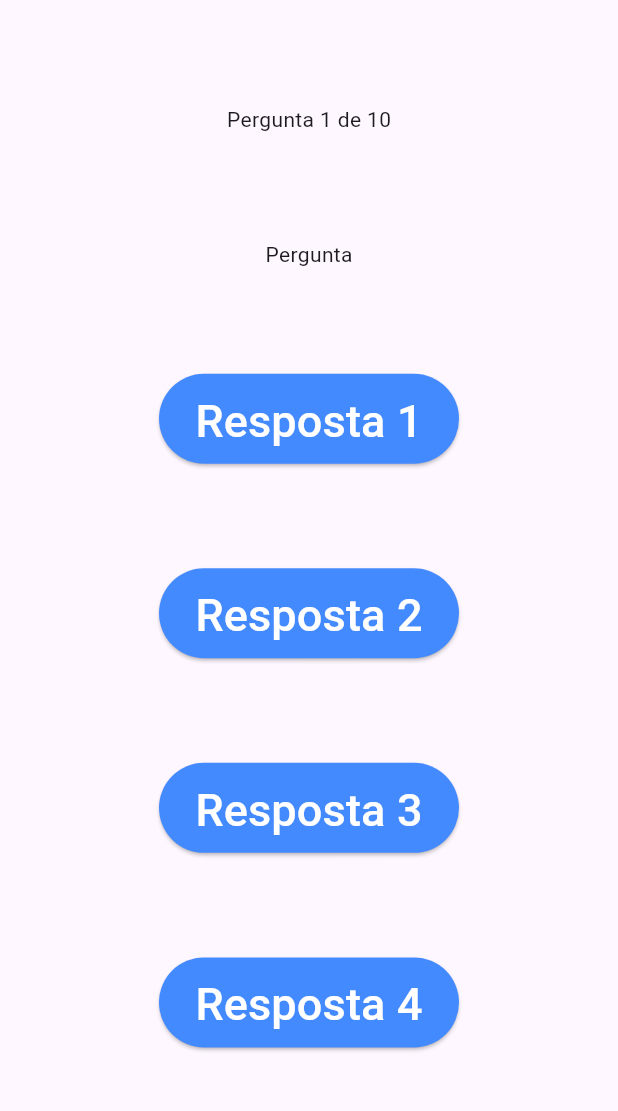
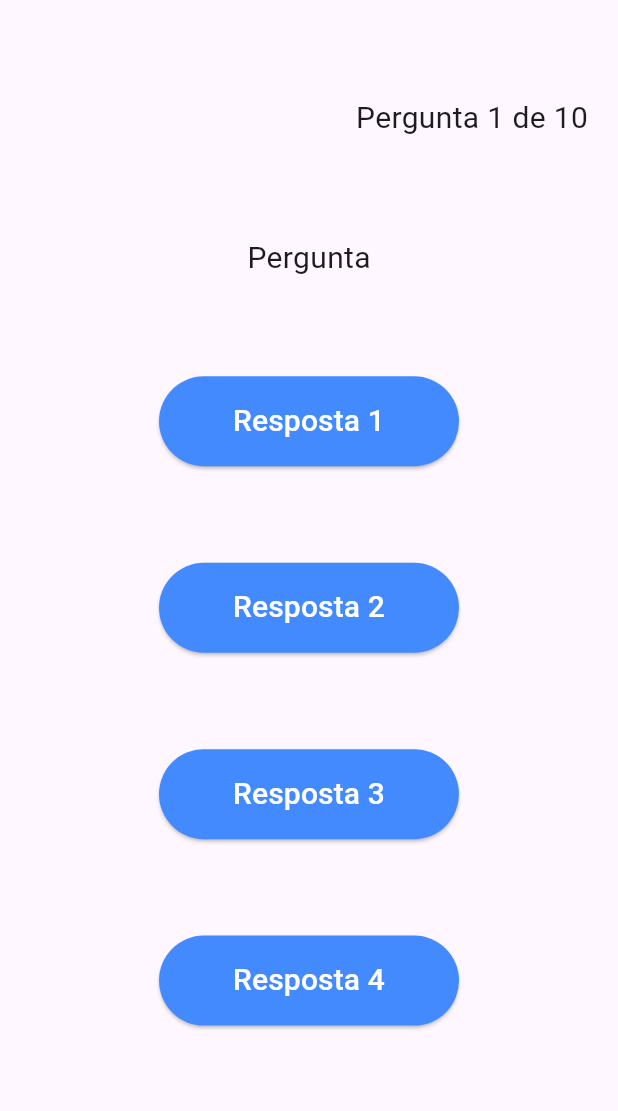
Before and after one commit to PauloDev13/quiz_app, a Flutter app: the screen it shows after launch, on a phone screen of 412 x 824 dp, the part 84-1195 px from its top. Run offline on Flutter 3.47's test engine with Material 3 defaults, Android fonts, the phone set to English and light mode, and no system bars.

Commit message:
Completing the quiz page

```diff
--- a/lib/main.dart
+++ b/lib/main.dart
@@ -1,88 +1,6 @@
 import 'package:flutter/material.dart';
+import 'package:quiz_app/pages/quiz.dart';
 
 void main() {
   runApp(const Quiz());
 }
-
-class Quiz extends StatefulWidget {
-  const Quiz({super.key});
-
-  @override
-  State<Quiz> createState() => _QuizState();
-}
-
-class _QuizState extends State<Quiz> {
-  @override
-  Widget build(BuildContext context) {
-    return MaterialApp(
-      home: Scaffold(
-        appBar: AppBar(
-          backgroundColor: Colors.blueAccent,
-          title: Center(
-            child: Text(
-              'Quiz - Curso Flutter & Dart',
-              style: TextStyle(color: Colors.white),
-            ),
-          ),
-        ),
-        body: Center(
-          child: Column(
-            mainAxisAlignment: MainAxisAlignment.spaceEvenly,
-            children: <Widget>[
-              Text('Pergunta 1 de 10'),
-              Text('Pergunta'),
-              ElevatedButton(
-                onPressed: () {},
-                style: ElevatedButton.styleFrom(
-                  backgroundColor: Colors.blueAccent,
-                  padding: EdgeInsets.all(10),
-                  fixedSize: Size(200, 60),
-                ),
-                child: Text(
-                  'Resposta 1',
-                  style: TextStyle(color: Colors.white, fontSize: 30),
-                ),
-              ),
-              ElevatedButton(
-                onPressed: () {},
-                style: ElevatedButton.styleFrom(
-                  backgroundColor: Colors.blueAccent,
-                  padding: EdgeInsets.all(10),
-                  fixedSize: Size(200, 60),
-                ),
-                child: Text(
-                  'Resposta 2',
-                  style: TextStyle(color: Colors.white, fontSize: 30),
-                ),
-              ),
-              ElevatedButton(
-                onPressed: () {},
-                style: ElevatedButton.styleFrom(
-                  backgroundColor: Colors.blueAccent,
-                  padding: EdgeInsets.all(10),
-                  fixedSize: Size(200, 60),
-                ),
-                child: Text(
-                  'Resposta 3',
-                  style: TextStyle(color: Colors.white, fontSize: 30),
-                ),
-              ),
-              ElevatedButton(
-                onPressed: () {},
-                style: ElevatedButton.styleFrom(
-                  backgroundColor: Colors.blueAccent,
-                  padding: EdgeInsets.all(10),
-                  fixedSize: Size(200, 60),
-                ),
-                child: Text(
-                  'Resposta 4',
-                  style: TextStyle(color: Colors.white, fontSize: 30),
-                ),
-              ),
-            ],
-          ),
-        ),
-      ),
-    );
-  }
-}
--- /dev/null
+++ b/lib/pages/quiz.dart
@@ -0,0 +1,88 @@
+import 'package:flutter/material.dart';
+
+class Quiz extends StatefulWidget {
+  const Quiz({super.key});
+
+  @override
+  State<Quiz> createState() => _QuizState();
+}
+
+class _QuizState extends State<Quiz> {
+  @override
+  Widget build(BuildContext context) {
+    return MaterialApp(
+      home: Scaffold(
+        appBar: AppBar(
+          backgroundColor: Colors.blueAccent,
+          title: Center(
+            child: Text(
+              'Quiz - Curso Flutter & Dart',
+              style: TextStyle(color: Colors.white),
+            ),
+          ),
+        ),
+        body: Padding(
+          padding: EdgeInsets.only(bottom: 20, right: 20, left: 20),
+          child: Column(
+            mainAxisAlignment: MainAxisAlignment.spaceEvenly,
+            children: <Widget>[
+              Align(
+                alignment: Alignment.topRight,
+                child: Text('Pergunta 1 de 10', style: TextStyle(fontSize: 20)),
+              ),
+              Text('Pergunta', style: TextStyle(fontSize: 20)),
+              ElevatedButton(
+                onPressed: () {},
+                style: ElevatedButton.styleFrom(
+                  backgroundColor: Colors.blueAccent,
+                  padding: EdgeInsets.all(10),
+                  fixedSize: Size(200, 60),
+                ),
+                child: Text(
+                  'Resposta 1',
+                  style: TextStyle(color: Colors.white, fontSize: 20),
+                ),
+              ),
+              ElevatedButton(
+                onPressed: () {},
+                style: ElevatedButton.styleFrom(
+                  backgroundColor: Colors.blueAccent,
+                  padding: EdgeInsets.all(10),
+                  fixedSize: Size(200, 60),
+                ),
+                child: Text(
+                  'Resposta 2',
+                  style: TextStyle(color: Colors.white, fontSize: 20),
+                ),
+              ),
+              ElevatedButton(
+                onPressed: () {},
+                style: ElevatedButton.styleFrom(
+                  backgroundColor: Colors.blueAccent,
+                  padding: EdgeInsets.all(10),
+                  fixedSize: Size(200, 60),
+                ),
+                child: Text(
+                  'Resposta 3',
+                  style: TextStyle(color: Colors.white, fontSize: 20),
+                ),
+              ),
+              ElevatedButton(
+                onPressed: () {},
+                style: ElevatedButton.styleFrom(
+                  backgroundColor: Colors.blueAccent,
+                  padding: EdgeInsets.all(10),
+                  fixedSize: Size(200, 60),
+                ),
+                child: Text(
+                  'Resposta 4',
+                  style: TextStyle(color: Colors.white, fontSize: 20),
+                ),
+              ),
+            ],
+          ),
+        ),
+      ),
+    );
+  }
+}
```
